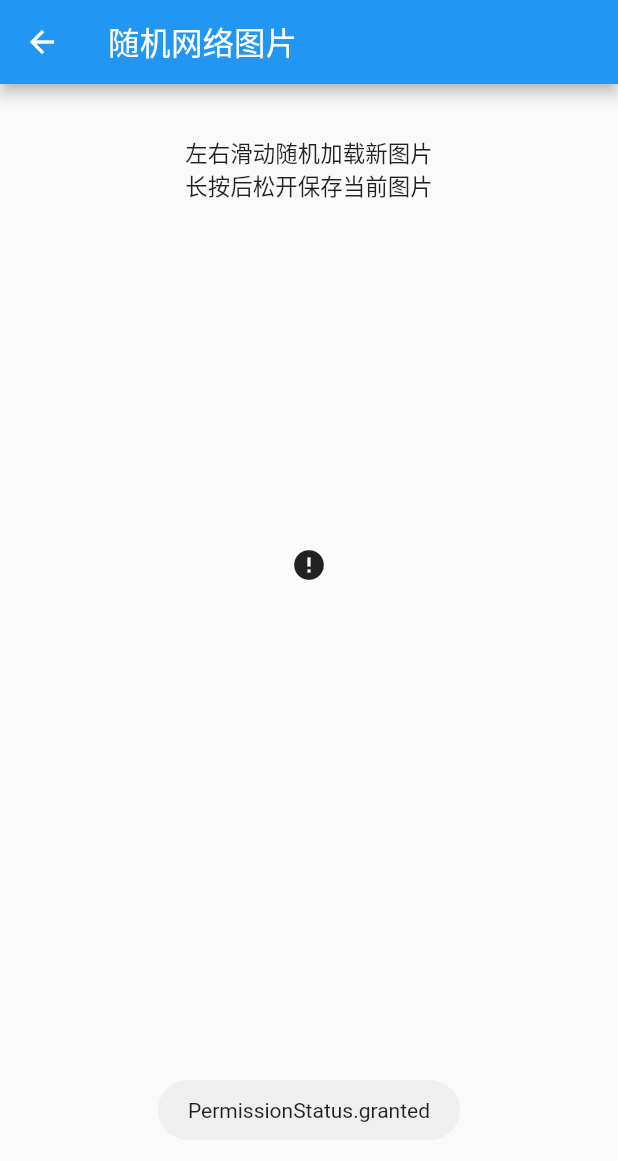
After one commit to Sanotsu/freader, a Flutter app: the RandomNetworkPhotoScreen screen opened directly, on a phone screen of 412 x 824 dp. The commit adds this screen. Shown: the top 1161 px of the screen. Run offline on Flutter 3.47's test engine with Material 2 defaults, Android fonts, the phone set to English and light mode, and no system bars; drawn by our look-alikes of cached_network_image; our stand-ins replace date_format, device_info_plus, dio, file_picker, flutter_screenutil, fluttertoast and 8 more; missing offline and left inert: flutter_pdfview, image_downloader, loop_page_view, syncfusion_flutter_pdfviewer; accounts and stored records are empty; network calls fail.

Commit message:
feat:完成实用工具的随机网络图片模块。

```diff
--- a/lib/layout/tools_page.dart
+++ b/lib/layout/tools_page.dart
@@ -2,8 +2,8 @@ import 'package:flutter/material.dart';
 import 'package:flutter_screenutil/flutter_screenutil.dart';
 import 'package:freader/views/news_page_demo.dart';
 import 'package:freader/views/readhub_page.dart';
+import 'package:freader/views/tools_category/random_network_photo_screen.dart';
 import 'package:freader/views/tools_category/today_in_history_screen.dart';
-import 'package:freader/views/zhihu_page.dart';
 
 /// 2022-05-05
 /// 目前支持或计划支持的开源的新闻api，就会放到这个titles中，点击对应的card，跳转到具体网站的页面，查看详情内容
@@ -26,14 +26,14 @@ class _ToolsPageState extends State<ToolsPage> {
   // 站点简述
   final subtitles = [
     "历史上今天发生地一些大事情.",
-    "每天三次，每次七分钟.",
+    "随机获取并浏览一张网络图片.",
     "Here is list 2 subtitle",
     "Here is list 3 subtitle"
   ];
 
   final bgImages = [
     "images/tools_image/历史上的今天.png",
-    "images/site_logos/zhihu_daily_logo.png",
+    "images/tools_image/随机网络图片.png",
     "images/avatar.png",
     "images/avatar.png"
   ];
@@ -105,7 +105,7 @@ _onCardTap(BuildContext context, int index) {
       screen = const TodayInHistoryScreen();
       break;
     case 1:
-      screen = const ZhihuPage();
+      screen = const RandomNetworkPhotoScreen();
       break;
     case 2:
       screen = const NewsPageDemo();
--- /dev/null
+++ b/lib/views/tools_category/random_network_photo_screen.dart
@@ -0,0 +1,234 @@
+// ignore_for_file: avoid_print
+
+import 'dart:math';
+
+import 'package:dio/dio.dart';
+import 'package:flutter/material.dart';
+import 'package:flutter_screenutil/flutter_screenutil.dart';
+import 'package:fluttertoast/fluttertoast.dart';
+
+import 'package:permission_handler/permission_handler.dart';
+import 'package:cached_network_image/cached_network_image.dart';
+// import 'package:photo_view/photo_view.dart';
+import 'package:gallery_saver/gallery_saver.dart';
+
+class RandomNetworkPhotoScreen extends StatefulWidget {
+  const RandomNetworkPhotoScreen({Key? key}) : super(key: key);
+
+  @override
+  State<RandomNetworkPhotoScreen> createState() =>
+      _RandomNetworkPhotoScreenState();
+}
+
+class _RandomNetworkPhotoScreenState extends State<RandomNetworkPhotoScreen> {
+// 2022-06-07 在https://www.hlapi.cn/中，还有效的随机图片地址
+  var networkPhotoUrlList = [
+    "https://www.hlapi.cn/api/ecy3", // 随机二次元图片③
+    "https://www.hlapi.cn/api/sjmm1", // 随机手机美女图片①
+    // "https://www.hlapi.cn/api/gqbz", // 随机高清风景壁纸
+    "https://www.hlapi.cn/api/mm2", // 随机美女图片②
+    "https:/www.hlapi.cn/api/ecy1", // 随机二次元图片①
+    // "https://www.hlapi.cn/api/mcj", // 随机mc酱动漫图片
+    "https://www.hlapi.cn/api/mjx", // 买家秀
+    // "https://www.hlapi.cn/api/bjt", // 网站随机背景图
+    "https://www.hlapi.cn/api/mm1", // 随机美女图片①
+    "https://www.hlapi.cn/api/sjdm1", // 随机手机动漫图片①
+    // "https://www.hlapi.cn/api/gxdt", // 搞笑动态图片
+  ];
+
+// 用于显示的随机图片地址
+  var rondomPhotoUrl = "";
+  // 是否在下载中（true显示一个滚动进度条，false则不显示）
+  var downloading = false;
+
+  getRondomUrl() async {
+    print("开始获取随机地址");
+    final _random = Random();
+    int next(int min, int max) => min + _random.nextInt(max - min);
+
+    // 地址列表中随机一个地址
+    var rondonInt = next(1, networkPhotoUrlList.length - 1);
+    // 当前的时间戳作为随机数避免取缓存
+    var timenumber = DateTime.now().millisecondsSinceEpoch;
+
+    // 拼接随机图片地址并设定
+    var url = "${networkPhotoUrlList[rondonInt]}?$timenumber";
+    print("已经获取随机地址:$url");
+
+    try {
+      var response = await Dio().get(
+        url,
+        options: Options(responseType: ResponseType.bytes),
+      );
+
+      print("已经获取随机地址:$url 真实地址是${response.realUri}");
+
+      setState(() {
+        rondomPhotoUrl = response.realUri.toString();
+      });
+    } on DioError catch (e) {
+      print("dio 错误信息");
+      print(e.message);
+      getRondomUrl();
+    }
+  }
+
+  @override
+  void initState() {
+    getRondomUrl();
+    // 获取存取权限
+    _requestPermission();
+    super.initState();
+  }
+
+  @override
+  Widget build(BuildContext context) {
+    return Scaffold(
+      appBar: AppBar(
+        title: const Text('随机网络图片'),
+      ),
+      body: Column(
+        crossAxisAlignment: CrossAxisAlignment.start,
+        children: [
+          // 预留的照片详情的操作按鈕
+          SizedBox(
+            height: 100.sp,
+            width: double.infinity,
+            child: Column(
+              mainAxisAlignment: MainAxisAlignment.center,
+              crossAxisAlignment: CrossAxisAlignment.center,
+              children: const [
+                Text("左右滑动随机加载新图片"),
+                Text("长按后松开保存当前图片"),
+              ],
+            ),
+          ),
+
+          Center(
+            // 图片显示区域添加手势
+            child: GestureDetector(
+              // 左右滑动刷新图片（不是上一张下一张，都是随机新一张。）
+              // 如果要实现向左滑新的一张，向右滑是上一张，的使用工具保存旧图片的真实地址
+              onHorizontalDragEnd: (details) {
+                print("onHorizontalDragEnd--- $details");
+                getRondomUrl();
+              },
+              // 垂直滑动就保存图片到相册
+              // onVerticalDragEnd: (details) {
+              //   print("onVerticalDragEnd--- $details");
+              //   _saveImage(rondomPhotoUrl);
+              // },
+              // 长按结束触发下载
+              onLongPressEnd: (details) {
+                print("onVerticalDragEnd--- $details");
+                _saveImage(rondomPhotoUrl);
+              },
+              // 设定子组件宽高比为1：1
+              child: AspectRatio(
+                aspectRatio: 1,
+                child: Center(
+                  // 使用此进行缩放
+                  child: InteractiveViewer(
+                    boundaryMargin: EdgeInsets.all(10.0.sp),
+                    minScale: 0.1,
+                    maxScale: 3.0,
+                    // 这个可以缓存加载
+                    child: CachedNetworkImage(
+                      // 网络图片的地址
+                      imageUrl: rondomPhotoUrl,
+                      // 报错显示一个错误的图标
+                      errorWidget: (context, url, error) =>
+                          const Icon(Icons.error),
+                      progressIndicatorBuilder:
+                          (context, url, downloadProgress) => SizedBox(
+                        width: 30.sp,
+                        height: 30.sp,
+                        child: CircularProgressIndicator(
+                          value: downloadProgress.progress,
+                        ),
+                      ),
+                      // 图片加载时的占位
+                      // placeholder: (context, url) =>
+                      //     const CircularProgressIndicator(
+                      //   backgroundColor: Colors.red,
+                      // ),
+                    ),
+                  ),
+
+                  // 这个可以手势捏合缩放
+                  // child: PhotoView(
+                  //   imageProvider: NetworkImage(rondomPhotoUrl),
+                  //   loadingBuilder: (context, event) {
+                  //     print("event $event");
+
+                  //     return Center(
+                  //       child: SizedBox(
+                  //         width: 20.0,
+                  //         height: 20.0,
+                  //         child: CircularProgressIndicator(
+                  //           value: event == null
+                  //               ? 0
+                  //               : event.cumulativeBytesLoaded /
+                  //                   event.expectedTotalBytes!,
+                  //         ),
+                  //       ),
+                  //     );
+                  //   },
+                  // ),
+                ),
+              ),
+            ),
+          ),
+          // 照片下载进度条
+          downloading
+              ? LinearProgressIndicator(
+                  backgroundColor: Colors.grey[200],
+                  valueColor: const AlwaysStoppedAnimation(Colors.blue),
+                )
+              : Container(),
+        ],
+      ),
+    );
+  }
+
+// 使用 GallerySaver 的图片下载
+// 这里传入保存的，就需要是图片的真实地址
+  _saveImage(url) async {
+    if (downloading) {
+      _toastInfo("图片下载中，请先等待下载完成。");
+      return;
+    }
+
+    _toastInfo("开始下载图片……");
+    setState(() {
+      downloading = true;
+    });
+
+    GallerySaver.saveImage(url).then((value) {
+      print("GallerySaver 下载的结果：$value");
+      if (value != null) {
+        _toastInfo("下载完成，请到相册查看");
+        setState(() {
+          downloading = false;
+        });
+      }
+    });
+  }
+
+  // 查看和请求存储权限
+  _requestPermission() async {
+    Map<Permission, PermissionStatus> statuses = await [
+      Permission.storage,
+    ].request();
+
+    final info = statuses[Permission.storage].toString();
+    print("获取存取权限--------------$info");
+    _toastInfo(info);
+  }
+
+  // 透明小弹窗显示信息
+  _toastInfo(String info) {
+    // Fluttertoast.showToast(msg: info, toastLength: Toast.LENGTH_LONG);
+    Fluttertoast.showToast(msg: info, toastLength: Toast.LENGTH_SHORT);
+  }
+}
--- a/pubspec.yaml
+++ b/pubspec.yaml
@@ -59,6 +59,7 @@ dependencies:
   image_downloader: ^0.31.0
   permission_handler: ^9.2.0
   image_gallery_saver: "^1.7.1"
+  gallery_saver: ^2.3.2
   fluttertoast: ^8.0.9
   date_format: ^2.0.6
   flutter_datetime_picker: ^1.5.1
@@ -71,6 +72,7 @@ dependencies:
   loop_page_view: ^1.1.1
   uuid: ^3.0.6
   page_view_indicators: ^2.0.0
+  photo_view: ^0.14.0
 
 dev_dependencies:
   flutter_test:
```
Also changed, not shown: images/tools_image/随机网络图片.png (added), pubspec.lock.
